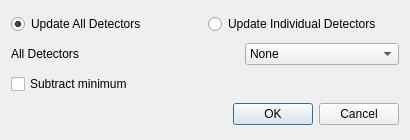
Old version of the form hexrd/ui/resources/ui/transforms_dialog.ui in the repository HEXRD/hexrdgui.
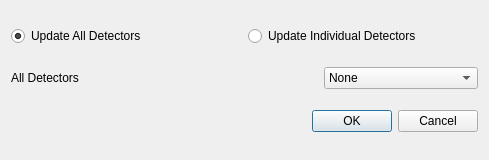
New version of the form.

Commit message: Move "Subtract Minimum" to an intensity correction

Diff of the .ui file:
```diff
--- a/hexrd/ui/resources/ui/transforms_dialog.ui
+++ b/hexrd/ui/resources/ui/transforms_dialog.ui
@@ -6,8 +6,8 @@
    <rect>
     <x>0</x>
     <y>0</y>
-    <width>410</width>
-    <height>140</height>
+    <width>489</width>
+    <height>160</height>
    </rect>
   </property>
   <property name="windowTitle">
@@ -98,16 +98,6 @@
      </item>
     </layout>
    </item>
-   <item>
-    <widget class="QCheckBox" name="subtract_minimum">
-     <property name="toolTip">
-      <string>&lt;html&gt;&lt;head/&gt;&lt;body&gt;&lt;p&gt;Subtract the minimum value of all the data from each of the detectors.&lt;/p&gt;&lt;p&gt;This can be used to get rid of negative values, for instance.&lt;/p&gt;&lt;/body&gt;&lt;/html&gt;</string>
-     </property>
-     <property name="text">
-      <string>Subtract minimum</string>
-     </property>
-    </widget>
-   </item>
    <item>
     <layout class="QHBoxLayout" name="horizontalLayout_3">
      <item>
```
Left out of the diff: 1 changed line with no effect on the pictures. The commit also changes 6 other files.
